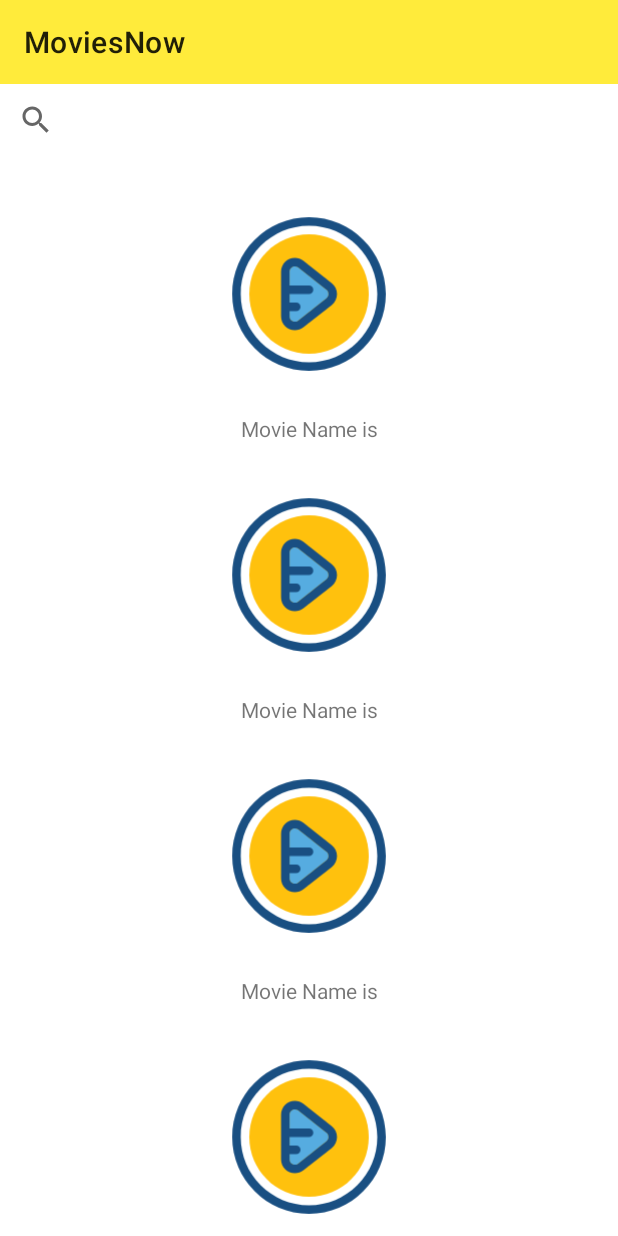
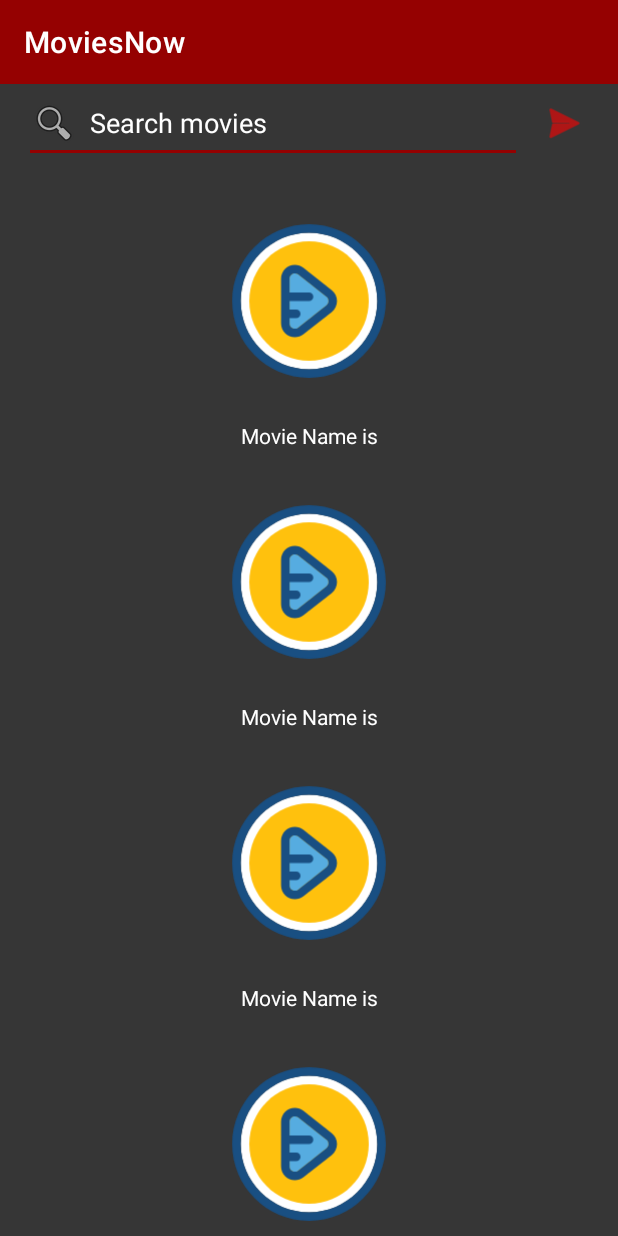
Before and after one commit to mamunx/TestMovieDbProject, an Android app: the layout activity_main.xml on its own in the app's theme, with its tools: preview values and no code run, on a phone screen of 412 x 824 dp. Run offline under Robolectric (Android 15) with nearby library versions, the light colour scheme and no system bars.

Commit message:
*themes and colors updated

```diff
--- a/app/src/main/res/layout/activity_main.xml
+++ b/app/src/main/res/layout/activity_main.xml
@@ -4,33 +4,65 @@
     xmlns:tools="http://schemas.android.com/tools"
     android:layout_width="match_parent"
     android:layout_height="match_parent"
+    android:background="@color/grey_500"
     tools:context=".ui.main.view.MainActivity">
 
     <androidx.appcompat.widget.Toolbar
         android:id="@+id/toolbar"
         android:layout_width="match_parent"
         android:layout_height="wrap_content"
-        android:background="?attr/colorPrimary"
+        android:background="?attr/colorSecondary"
         android:minHeight="?attr/actionBarSize"
         android:theme="?attr/actionBarTheme"
-        app:title="@string/app_name" />
+        app:title="@string/app_name"
+        app:titleTextColor="?attr/colorOnSecondary" />
 
-    <androidx.appcompat.widget.SearchView
-        android:id="@+id/search_view"
+    <LinearLayout
+        android:id="@+id/ll_search"
         android:layout_width="match_parent"
         android:layout_height="wrap_content"
         android:layout_below="@id/toolbar"
-        android:gravity="end"
-        android:visibility="gone"
-        app:defaultQueryHint="@string/app_name"
-        app:queryHint="@string/search_movies"
-        tools:visibility="visible" />
+        android:layout_marginStart="16dp"
+        android:layout_marginEnd="16dp"
+        android:baselineAligned="false"
+        android:gravity="center_vertical"
+        android:orientation="horizontal">
+
+        <!-- <androidx.appcompat.widget.AppCompatImageView
+             android:layout_width="wrap_content"
+             android:layout_height="wrap_content"
+             android:padding="4dp"
+             app:srcCompat="@android:drawable/ic_menu_search" />-->
+
+        <androidx.appcompat.widget.AppCompatEditText
+            android:id="@+id/search_view"
+            android:layout_width="0dp"
+            android:layout_height="wrap_content"
+            android:textColor="?attr/colorOnSecondary"
+            android:textColorHint="?attr/colorOnSecondary"
+            android:layout_weight="1"
+            android:drawableStart="@android:drawable/ic_menu_search"
+            android:drawablePadding="8dp"
+            android:hint="@string/search_movies"
+            android:visibility="gone"
+            app:defaultQueryHint="@string/app_name"
+            app:queryHint="@string/search_movies"
+            tools:visibility="visible" />
+
+        <androidx.appcompat.widget.AppCompatImageView
+            android:layout_width="wrap_content"
+            android:layout_height="wrap_content"
+            android:layout_marginStart="8dp"
+            android:tint="@color/red"
+            android:padding="4dp"
+            app:srcCompat="@android:drawable/ic_menu_send" />
+    </LinearLayout>
 
     <androidx.recyclerview.widget.RecyclerView
         android:id="@+id/recyclerView"
         android:layout_width="match_parent"
         android:layout_height="match_parent"
-        android:layout_below="@+id/search_view"
+        android:layout_below="@+id/ll_search"
         android:layout_marginTop="8dp"
         android:visibility="gone"
         tools:itemCount="5"
--- a/app/src/main/res/layout/item_movie.xml
+++ b/app/src/main/res/layout/item_movie.xml
@@ -3,6 +3,7 @@
     xmlns:tools="http://schemas.android.com/tools"
     android:id="@+id/container"
     android:layout_width="match_parent"
+    android:background="@color/grey_500"
     android:layout_height="wrap_content"
     android:orientation="vertical">
 
@@ -21,6 +22,7 @@
         android:layout_width="match_parent"
         android:layout_height="wrap_content"
         android:layout_marginStart="8dp"
+        android:textColor="@color/white"
         android:layout_marginEnd="8dp"
         android:layout_marginBottom="4dp"
         android:ellipsize="end"
--- a/app/src/main/res/values-night/themes.xml
+++ /dev/null
@@ -1,16 +0,0 @@
-<resources xmlns:tools="http://schemas.android.com/tools">
-    <!-- Base application theme. -->
-    <style name="Theme.MovieDbProject" parent="Theme.MaterialComponents.DayNight.NoActionBar">
-        <!-- Primary brand color. -->
-        <item name="colorPrimary">@color/purple_200</item>
-        <item name="colorPrimaryVariant">@color/purple_700</item>
-        <item name="colorOnPrimary">@color/black</item>
-        <!-- Secondary brand color. -->
-        <item name="colorSecondary">@color/teal_200</item>
-        <item name="colorSecondaryVariant">@color/teal_200</item>
-        <item name="colorOnSecondary">@color/black</item>
-        <!-- Status bar color. -->
-        <item name="android:statusBarColor" tools:targetApi="l">?attr/colorPrimaryVariant</item>
-        <!-- Customize your theme here. -->
-    </style>
-</resources>
--- a/app/src/main/res/values/colors.xml
+++ b/app/src/main/res/values/colors.xml
@@ -9,4 +9,11 @@
     <color name="white">#FFFFFFFF</color>
     <color name="trans">#00000000</color>
 
+    <color name="grey_500">#363636</color>
+    <color name="grey_700">#191919</color>
+
+    <color name="dark_maroon">#3D0000</color>
+    <color name="maroon">#950101</color>
+    <color name="red">#FF0000</color>
+
 </resources>
--- a/app/src/main/res/values/themes.xml
+++ b/app/src/main/res/values/themes.xml
@@ -2,15 +2,15 @@
     <!-- Base application theme. -->
     <style name="Theme.MovieDbProject" parent="Theme.MaterialComponents.DayNight.NoActionBar">
         <!-- Primary brand color. -->
-        <item name="colorPrimary">@color/purple_500</item>
-        <item name="colorPrimaryVariant">@color/purple_700</item>
+        <item name="colorPrimary">@color/grey_700</item>
+        <item name="colorPrimaryVariant">@color/black</item>
         <item name="colorOnPrimary">@color/white</item>
         <!-- Secondary brand color. -->
-        <item name="colorSecondary">@color/teal_200</item>
-        <item name="colorSecondaryVariant">@color/teal_700</item>
-        <item name="colorOnSecondary">@color/black</item>
+        <item name="colorSecondary">@color/maroon</item>
+        <item name="colorSecondaryVariant">@color/dark_maroon</item>
+        <item name="colorOnSecondary">@color/white</item>
         <!-- Status bar color. -->
-        <item name="android:statusBarColor" tools:targetApi="l">?attr/colorPrimaryVariant</item>
+        <item name="android:statusBarColor" tools:targetApi="l">@color/dark_maroon</item>
         <!-- Customize your theme here. -->
     </style>
 </resources>
```
